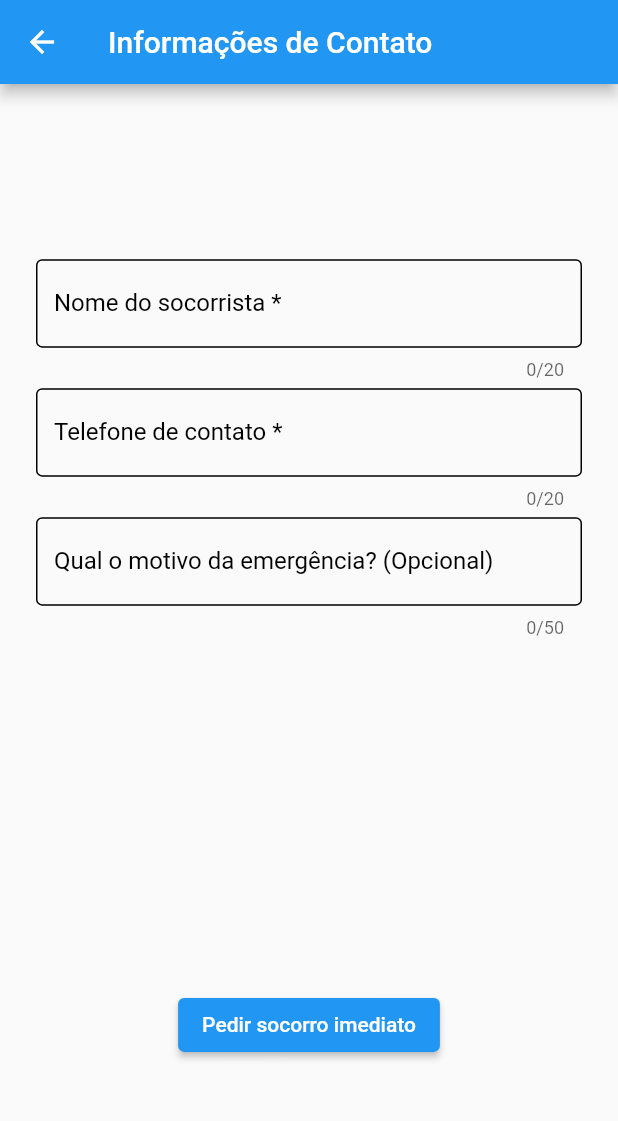
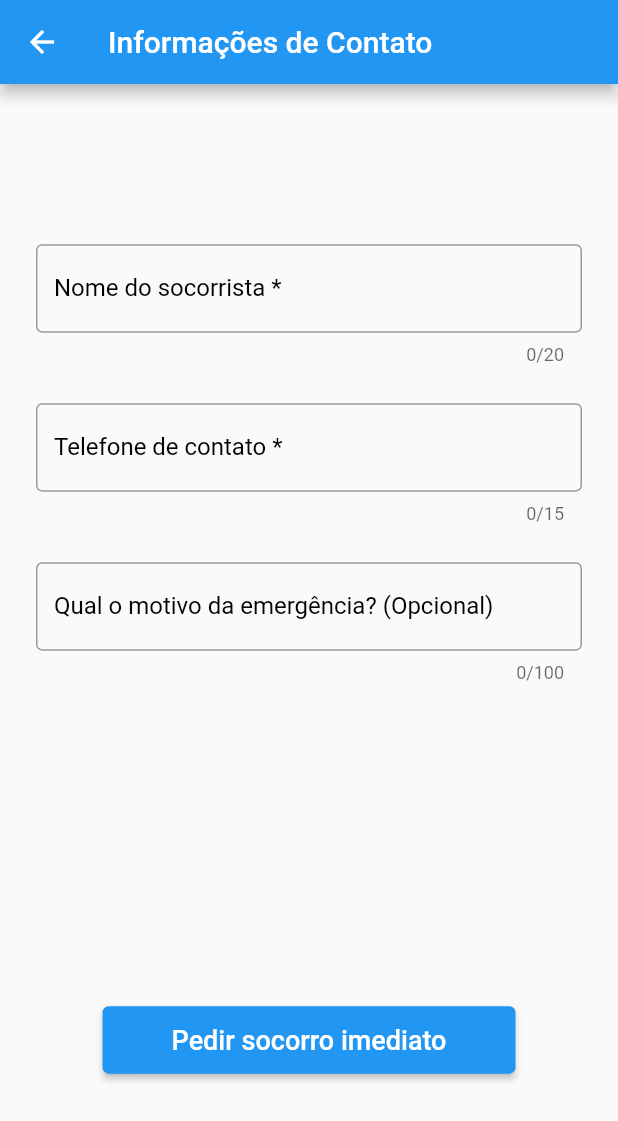
Before and after one commit to Guilherme-Jorge/DenTeethSocorrista, a Flutter app: the DadosContatoPage screen opened directly with empty values, on a phone screen of 412 x 824 dp. Shown: the top 1121 px of the screen. Run offline on Flutter 3.47's test engine with Material 2 defaults, Android fonts, the phone set to English and light mode, and no system bars; our stand-ins replace camera, cloud_functions, firebase_core, firebase_storage, gallery_saver; missing offline and left inert: dart:ffi; accounts and stored records are empty.

Commit message:
fix: arrumei os layouts das telas Camera, DadosContato e ListaAprovados

```diff
--- a/lib/main.dart
+++ b/lib/main.dart
@@ -41,7 +41,7 @@ class MyApp extends StatelessWidget {
         '/dados': (context) =>
             const DadosContatoPage(title: 'Informações de Contato'),
         '/lista_aprovados': (context) =>
-            const ListaAprovados(title: 'Lista dos Aprovados'),
+            const ListaAprovados(title: 'Escolha um dos dentistas'),
         '/camera_boca': (context) => TakePictureScreen(camera: camera),
         '/telefone': (context) => const Telefone(title: 'Telefone'),
       },
--- a/lib/screens/DadosContatoPage.dart
+++ b/lib/screens/DadosContatoPage.dart
@@ -93,13 +93,15 @@ class _DadosContatoPageState extends State<DadosContatoPage> {
                     labelStyle: TextStyle(
                       color: Colors.black,
                     ),
+                    focusedBorder: OutlineInputBorder(
+                        borderSide: BorderSide(color: Colors.blue)),
                     enabledBorder: OutlineInputBorder(
-                      borderSide: BorderSide(color: Colors.black),
+                      borderSide: BorderSide(color: Colors.black38),
                     ),
                   ),
                 ),
                 const SizedBox(
-                  height: 5,
+                  height: 25,
                 ),
                 TextFormField(
                   onChanged: (value) {
@@ -107,47 +109,59 @@ class _DadosContatoPageState extends State<DadosContatoPage> {
                       _telefone = value;
                     });
                   },
-                  maxLength: 20,
+                  maxLength: 15,
                   decoration: const InputDecoration(
                     labelText: 'Telefone de contato *',
                     labelStyle: TextStyle(
                       color: Colors.black,
                     ),
+                    focusedBorder: OutlineInputBorder(
+                        borderSide: BorderSide(color: Colors.blue)),
                     enabledBorder: OutlineInputBorder(
-                      borderSide: BorderSide(color: Colors.black),
+                      borderSide: BorderSide(color: Colors.black38),
                     ),
                   ),
                 ),
                 const SizedBox(
-                  height: 5,
+                  height: 25,
                 ),
                 TextFormField(
+                  maxLines: 3,
+                  minLines: 1,
                   onChanged: (value) {
                     setState(() {
                       _motivo = value;
                     });
                   },
-                  maxLength: 50,
+                  maxLength: 100,
                   decoration: const InputDecoration(
                     labelText: 'Qual o motivo da emergência? (Opcional)',
                     labelStyle: TextStyle(
                       color: Colors.black,
                     ),
+                    focusedBorder: OutlineInputBorder(
+                        borderSide: BorderSide(color: Colors.blue)),
                     enabledBorder: OutlineInputBorder(
-                      borderSide: BorderSide(color: Colors.black),
+                      borderSide: BorderSide(color: Colors.black38),
                     ),
                   ),
                 ),
               ],
             ),
             ElevatedButton(
+                style: ButtonStyle(
+                    padding: MaterialStateProperty.all(
+                        const EdgeInsets.fromLTRB(46, 12, 46, 12))),
                 onPressed: () {
                   pedirsocorro(args.image).then((value) => {
                         Navigator.pushNamed(context, '/lista_aprovados',
                             arguments: ScreenArgumentsIdEmergencia(value))
                       });
                 },
-                child: const Text('Pedir socorro imediato')),
+                child: const Text(
+                  'Pedir socorro imediato',
+                  style: TextStyle(fontSize: 18),
+                )),
           ],
         ),
       )),
```
Also changed, not shown: lib/screens/CameraUsuario.dart (+17 -5 lines), lib/screens/ListaAprovados.dart (+84 -21 lines), pubspec.lock, 1 other file.
